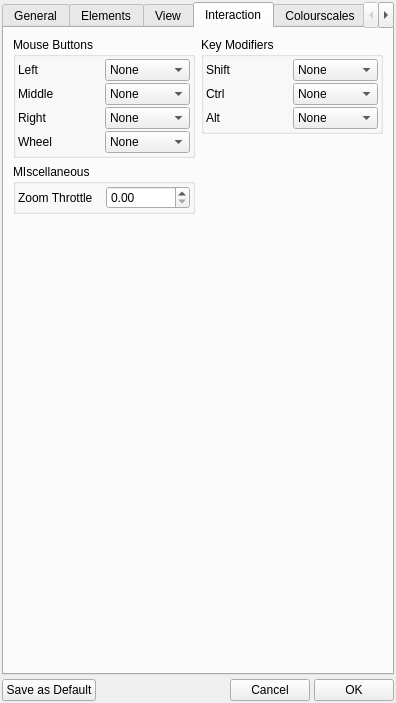
The window that trunk/src/gui/prefs.ui (trisyoungs/aten) describes before a commit, drawn with Qt 5.
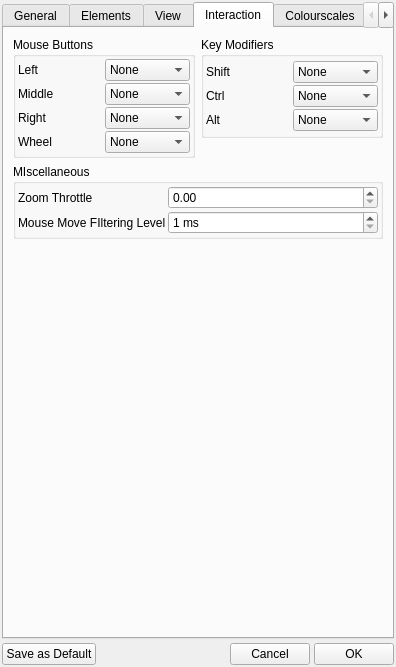
The same window after the commit. The open tabs and pages were chosen to show the change. Icons and pictures are not drawn. Custom widgets are drawn as their Qt base class.

Commit message: Doc update. Reworked filtering of mouse move events to be based on time interval instead of call interval, and added GUI option to Prefs window.

Diff of the .ui file:
```diff
--- a/trunk/src/gui/prefs.ui
+++ b/trunk/src/gui/prefs.ui
@@ -6,7 +6,7 @@
     <x>0</x>
     <y>0</y>
     <width>396</width>
-    <height>703</height>
+    <height>667</height>
    </rect>
   </property>
   <property name="sizePolicy">
@@ -2196,10 +2196,12 @@
       <attribute name="title">
        <string>Interaction</string>
       </attribute>
-      <layout class="QHBoxLayout" name="horizontalLayout_3">
+      <layout class="QVBoxLayout" name="verticalLayout_22">
        <item>
         <layout class="QVBoxLayout" name="verticalLayout_3">
          <item>
+          <layout class="QHBoxLayout" name="horizontalLayout_3">
+           <item>
           <widget class="QGroupBox" name="MouseGroup">
            <property name="sizePolicy">
             <sizepolicy hsizetype="Preferred" vsizetype="Minimum">
@@ -2419,46 +2421,6 @@
           </widget>
          </item>
          <item>
-          <widget class="QGroupBox" name="MiscInteractionGroup">
-           <property name="title">
-            <string>MIscellaneous</string>
-           </property>
-           <layout class="QHBoxLayout">
-            <property name="spacing">
-             <number>4</number>
-            </property>
-            <property name="margin">
-             <number>2</number>
-            </property>
-            <item>
-             <widget class="QLabel" name="ZoomThlabel">
-              <property name="text">
-               <string>Zoom Throttle</string>
-              </property>
-             </widget>
-            </item>
-            <item>
-             <widget class="QDoubleSpinBox" name="ZoomThrottleSpin"/>
-            </item>
-           </layout>
-          </widget>
-         </item>
-         <item>
-          <spacer>
-           <property name="orientation">
-            <enum>Qt::Vertical</enum>
-           </property>
-           <property name="sizeHint" stdset="0">
-            <size>
-             <width>20</width>
-             <height>40</height>
-            </size>
-           </property>
-          </spacer>
-         </item>
-        </layout>
-       </item>
-       <item>
         <layout class="QVBoxLayout" name="verticalLayout_4">
          <item>
           <widget class="QGroupBox" name="KeyboardGroup">
@@ -2586,10 +2548,95 @@
            <property name="orientation">
             <enum>Qt::Vertical</enum>
            </property>
+               <property name="sizeType">
+                <enum>QSizePolicy::Minimum</enum>
+               </property>
            <property name="sizeHint" stdset="0">
             <size>
              <width>20</width>
              <height>20</height>
+                </size>
+               </property>
+              </spacer>
+             </item>
+            </layout>
+           </item>
+          </layout>
+         </item>
+         <item>
+          <widget class="QGroupBox" name="MiscInteractionGroup">
+           <property name="title">
+            <string>MIscellaneous</string>
+           </property>
+           <layout class="QHBoxLayout" name="horizontalLayout_16">
+            <property name="spacing">
+             <number>2</number>
+            </property>
+            <property name="margin">
+             <number>2</number>
+            </property>
+            <item>
+             <layout class="QGridLayout" name="gridLayout_7">
+              <item row="0" column="0">
+               <widget class="QLabel" name="ZoomThlabel">
+                <property name="sizePolicy">
+                 <sizepolicy hsizetype="Minimum" vsizetype="Preferred">
+                  <horstretch>0</horstretch>
+                  <verstretch>0</verstretch>
+                 </sizepolicy>
+                </property>
+                <property name="text">
+                 <string>Zoom Throttle</string>
+                </property>
+               </widget>
+              </item>
+              <item row="0" column="1">
+               <widget class="QDoubleSpinBox" name="ZoomThrottleSpin">
+                <property name="sizePolicy">
+                 <sizepolicy hsizetype="Expanding" vsizetype="Fixed">
+                  <horstretch>0</horstretch>
+                  <verstretch>0</verstretch>
+                 </sizepolicy>
+                </property>
+               </widget>
+              </item>
+              <item row="1" column="1">
+               <widget class="QSpinBox" name="MouseMoveFilterSpin">
+                <property name="toolTip">
+                 <string>Sets the minimum time limit between redraws of the screen when manipulating with the mouse</string>
+                </property>
+                <property name="suffix">
+                 <string> ms</string>
+                </property>
+                <property name="minimum">
+                 <number>1</number>
+                </property>
+                <property name="maximum">
+                 <number>200</number>
+                </property>
+               </widget>
+              </item>
+              <item row="1" column="0">
+               <widget class="QLabel" name="label_59">
+                <property name="text">
+                 <string>Mouse Move FIltering Level</string>
+                </property>
+               </widget>
+              </item>
+             </layout>
+            </item>
+           </layout>
+          </widget>
+         </item>
+         <item>
+          <spacer>
+           <property name="orientation">
+            <enum>Qt::Vertical</enum>
+           </property>
+           <property name="sizeHint" stdset="0">
+            <size>
+             <width>20</width>
+             <height>40</height>
             </size>
            </property>
           </spacer>
```
Left out of the diff: 11 changed lines with no effect on the pictures. Lines whose indentation alone changed are shown as unchanged. The commit also changes 14 other files.
